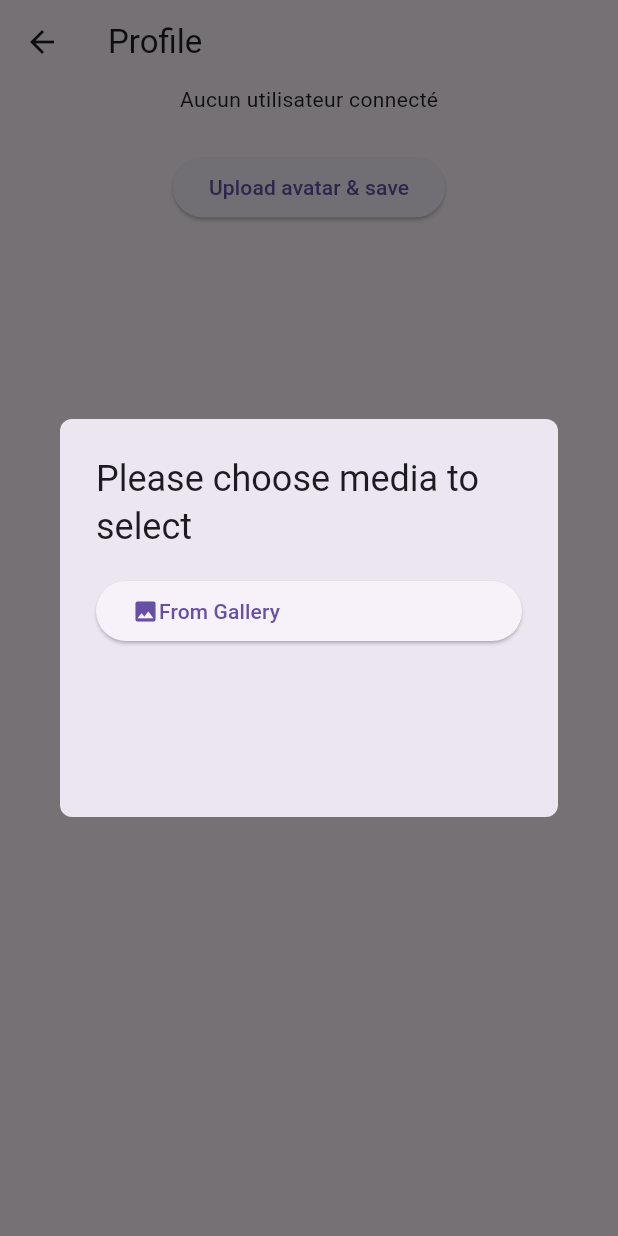
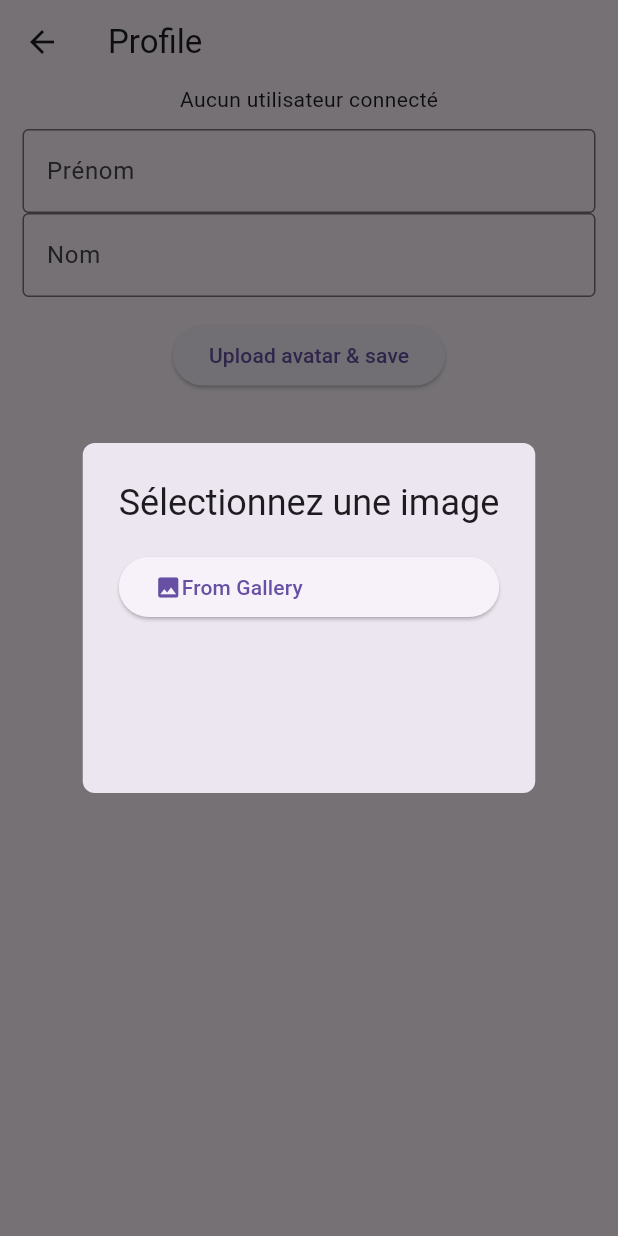
Before and after one commit to VentoAureo230/trackingboxer, a Flutter app: the ProfilePage screen opened directly, after a tap on "Upload avatar & save", on a phone screen of 412 x 824 dp. Run offline on Flutter 3.47's test engine with Material 3 defaults, Android fonts, the phone set to English and light mode, and no system bars; our stand-ins replace camera, image_picker, shared_preferences, sqflite; accounts and stored records are empty.

Commit message:
save state

```diff
--- a/mobile/lib/pages/profile/profile_page.dart
+++ b/mobile/lib/pages/profile/profile_page.dart
@@ -41,20 +41,20 @@ class _ProfilePageState extends State<ProfilePage> {
       builder: (BuildContext context) {
         return AlertDialog(
           shape: RoundedRectangleBorder(borderRadius: BorderRadius.circular(8)),
-          title: const Text('Please choose media to select'),
+          title: const Text('Sélectionnez une image'),
           content: SizedBox(
             height: MediaQuery.of(context).size.height / 6,
             child: Column(
               children: [
                 ElevatedButton(
                   onPressed: () async {
-                    Navigator.pop(context);
                     String? imageUrl = await getImage(ImageSource.gallery);
                     if (imageUrl != null) {
                       onImageSelected(imageUrl);
                     } else {
                       onImageSelected(imageUrl = 'Cancel');
                     }
+                    Navigator.pop(context);
                   },
                   child: const Row(
                     children: [
@@ -102,7 +102,7 @@ class _ProfilePageState extends State<ProfilePage> {
             future: _getCurrentUser(),
             builder: (context, snapshot) {
               if (snapshot.connectionState == ConnectionState.waiting) {
-                return CircularProgressIndicator();
+                return const CircularProgressIndicator();
               } else if (snapshot.hasError) {
                 return Text('Error: ${snapshot.error}');
               } else if (snapshot.hasData) {
@@ -114,7 +114,7 @@ class _ProfilePageState extends State<ProfilePage> {
                   ],
                 );
               } else {
-                return Text('Aucun utilisateur connecté');
+                return const Text('Aucun utilisateur connecté');
               }
             },
           ),
@@ -122,7 +122,20 @@ class _ProfilePageState extends State<ProfilePage> {
             child: Padding(
               padding: const EdgeInsets.fromLTRB(15, 10, 15, 0),
               child: Column(children: [
-
+                TextField(
+                  controller: firstNameController,
+                  decoration: const InputDecoration(
+                    border: OutlineInputBorder(),
+                    labelText: 'Prénom',
+                  ),
+                ),
+                TextField(
+                  controller: lastNameController,
+                  decoration: const InputDecoration(
+                    border: OutlineInputBorder(),
+                    labelText: 'Nom',
+                  ),
+                ),
                 const SizedBox(
                   height: 15,
                 ),
@@ -158,7 +171,7 @@ Future _saveToDataBase(
 
   final String firstName = firstNameController.text;
   final String lastName = lastNameController.text;
-  final String imageUrl = '';
+  late String imageUrl = '';
 
   if (userId != null) {
     final user = User(
@@ -176,5 +189,5 @@ Future _saveToDataBase(
   } else {
     print('Error insert user');
   }
-  await database.close();
+  //await database.close();
 }
```
